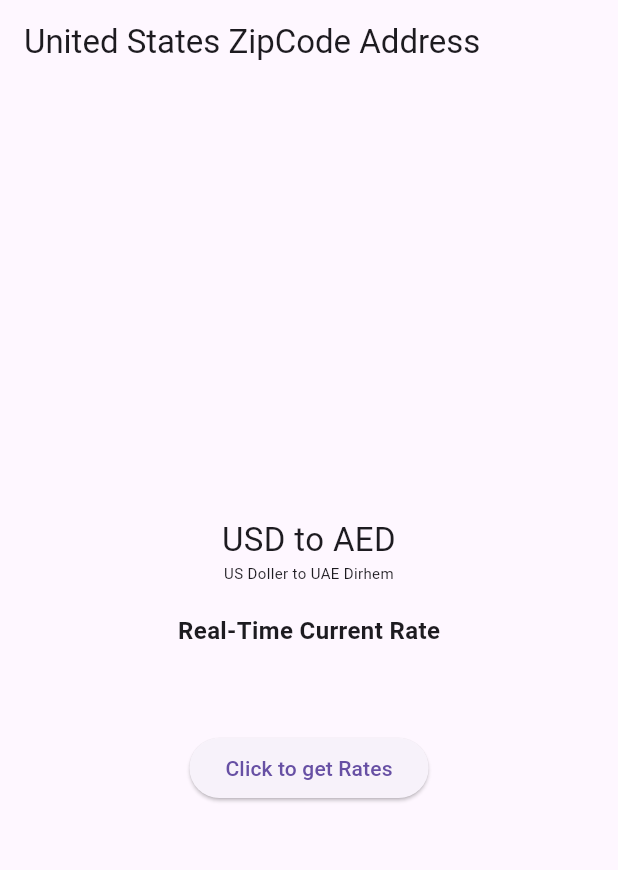
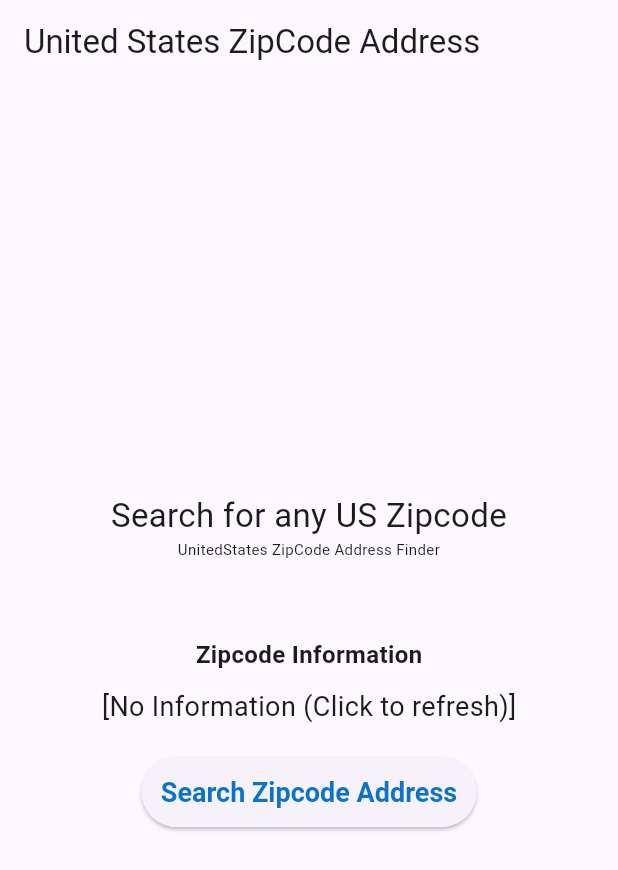
Before and after one commit to XeroDays/unitedstates_zipcode_address_finder, a Flutter app: the screen it shows after launch, on a phone screen of 412 x 824 dp. Shown: the top 870 px of the screen. Run offline on Flutter 3.47's test engine with Material 3 defaults, Android fonts, the phone set to English and light mode, and no system bars.

Commit message:
example flutter app fixed

```diff
--- a/example/lib/main.dart
+++ b/example/lib/main.dart
@@ -1,12 +1,13 @@
+import 'dart:math';
 import 'package:flutter/material.dart';
-import 'package:usa_zipcode_address/usa_zipcode_address.dart';
+import 'package:usa_zipcode_address_finder/usa_zipcode_address.dart';
 
 void main() {
   runApp(const MyApp());
 }
 
 class MyApp extends StatelessWidget {
-  const MyApp({Key? key}) : super(key: key);
+  const MyApp({super.key});
 
   @override
   Widget build(BuildContext context) {
@@ -15,6 +16,7 @@ class MyApp extends StatelessWidget {
       theme: ThemeData(
         primarySwatch: Colors.blue,
       ),
+      themeMode: ThemeMode.system,
       home: const Home(),
     );
   }
@@ -28,7 +30,20 @@ class Home extends StatefulWidget {
 }
 
 class _HomeState extends State<Home> {
-  String rates = "";
+  //list of tempororray zipcodes
+  List<String> zipcodes = [
+    "66541",
+    "54433",
+    "66542",
+    "55421",
+    "66543",
+    "72122",
+    "55424",
+    "62345",
+  ];
+
+  String randomZipCode = "";
+  String zipcodeInformation = "[No Information (Click to refresh)]";
   bool isLoading = false;
   @override
   Widget build(BuildContext context) {
@@ -43,14 +58,14 @@ class _HomeState extends State<Home> {
           SizedBox(
               width: size.width,
               child: const Text(
-                "USD to AED",
+                "Search for any US Zipcode",
                 textAlign: TextAlign.center,
                 style: TextStyle(fontSize: 22),
               )),
           SizedBox(
               width: size.width,
               child: const Text(
-                "US Doller to UAE Dirhem",
+                "UnitedStates ZipCode Address Finder",
                 textAlign: TextAlign.center,
                 style: TextStyle(fontSize: 10),
               )),
@@ -59,14 +74,20 @@ class _HomeState extends State<Home> {
               ? const CircularProgressIndicator()
               : Column(
                   children: [
+                    const SizedBox(height: 3),
+                    Text(
+                      randomZipCode.toString(),
+                      style: const TextStyle(
+                          fontSize: 20, fontWeight: FontWeight.bold),
+                    ),
                     const Text(
-                      "Real-Time Current Rate",
+                      "Zipcode Information",
                       style:
                           TextStyle(fontSize: 16, fontWeight: FontWeight.bold),
                     ),
                     const SizedBox(height: 10),
                     Text(
-                      rates,
+                      zipcodeInformation,
                       style: const TextStyle(
                           fontSize: 18, fontWeight: FontWeight.normal),
                     ),
@@ -78,18 +99,41 @@ class _HomeState extends State<Home> {
                 setState(() {
                   isLoading = true;
                 });
-                CurrencyRate rate =
-                    await USAZipCodeAddressFinder.convertCurrency("USD", "AED", 1);
 
-                setState(() {
-                  print(rate.message);
-                  rates = "1 USD  =  ${rate.result} AED";
-                  isLoading = false;
-                });
+                //select random zipcode from the list
+                Random random = Random();
+                randomZipCode = zipcodes[random.nextInt(zipcodes.length)];
+
+                ZipCodeLocation objec =
+                    await USAZipCodeAddressFinder.searchZipcode(randomZipCode);
+                updateScreen(objec);
               },
-              child: Text("Click to get Rates")),
+              //set font size to be 20
+              style: ButtonStyle(
+                foregroundColor:
+                    WidgetStateProperty.all(Color.fromARGB(255, 12, 115, 199)),
+                padding: WidgetStateProperty.all(const EdgeInsets.all(13)),
+                textStyle: WidgetStateProperty.all(
+                    const TextStyle(fontSize: 18, fontWeight: FontWeight.bold)),
+              ),
+              child: const Text("Search Zipcode Address")),
         ],
       ),
     );
   }
+
+  void updateScreen(ZipCodeLocation objec) {
+    setState(() {
+      zipcodeInformation = "";
+      zipcodeInformation += "ZipCode : ${objec.zipCode}\n";
+      zipcodeInformation += "City : ${objec.city}\n";
+      zipcodeInformation += "State Code : ${objec.stateCode}\n";
+      zipcodeInformation += "State Name : ${objec.stateName}\n";
+      zipcodeInformation += "Local Name : ${objec.localName}\n";
+      zipcodeInformation += "Address : ${objec.address}\n";
+      zipcodeInformation += "Area Code : ${objec.areaCode}\n";
+
+      isLoading = false;
+    });
+  }
 }
--- a/example/pubspec.yaml
+++ b/example/pubspec.yaml
@@ -9,7 +9,7 @@ dependencies:
   flutter:
     sdk: flutter
 
-  usa_zipcode_address:
+  usa_zipcode_address_finder:
     path: ../
 
   cupertino_icons: ^1.0.6
--- a/lib/src/usa_zipcodes.dart
+++ b/lib/src/usa_zipcodes.dart
@@ -4,7 +4,6 @@ import 'dart:async';
 import 'dart:convert';
 import 'dart:io';
 import 'package:http/http.dart' as http;
-
 
 class MyHttpOverrides extends HttpOverrides {
   @override
@@ -15,38 +14,24 @@ class MyHttpOverrides extends HttpOverrides {
   }
 }
 
+class USAZipCodeAddressFinder {
+  static const String _baseUrl = 'https://api.softasium.com/api/ZipApi?hash=';
 
-class USAZipCodeAddressFinder {
-  static const String _baseUrl = 'https://api.softasium.com/Currency';
-
-  static bool _healthCheck = false;
-
-  /// Convert Currency
-  /// currentCurrency: Currency Code you want to transfer from : USD
-  /// toCurrency: Currency Code you want to transfer to : CAD
-  /// price: Amount of currency you want to calucalte Forexample : 1
-  static Future<CurrencyRate> convertCurrency(
-
-      String currentCurrency, String toCurrency, double price,
+  /// Search ZipCode on United states and get the location details of the zipcode
+  /// [zipCode] is the zipcode of the location
+  /// [timeOutSeconds] is the time out for the request
+  /// return [ZipCodeLocation] object
+  static Future<ZipCodeLocation> searchZipcode(String zipCode,
       {int? timeOutSeconds}) async {
-        HttpOverrides.global = MyHttpOverrides();
-    final uri = Uri.parse('$_baseUrl/$currentCurrency/$toCurrency/$price');
+    HttpOverrides.global = MyHttpOverrides();
+    final uri = Uri.parse('$_baseUrl$zipCode');
     final headers = {
       "Authorization": "iamsyedidrees",
       "Accept": "*/*",
     };
 
     try {
-      if (!_healthCheck) {
-        http.Response statusHealthResponse = await http.post(
-          Uri.parse('$_baseUrl/health'),
-          headers: headers,
-        );
-        if (statusHealthResponse.statusCode == 200) {
-          _healthCheck = true;
-        }
-      }
-
+      print(uri.toString());
       //if timeout is not null then add timeout else without timeout post request
       http.Response response = timeOutSeconds != null
           ? await http
@@ -69,42 +54,79 @@ class USAZipCodeAddressFinder {
       String responseBody = response.body;
       if (statusCode == 200) {
         Map<String, dynamic> data = jsonDecode(responseBody.toString());
-        return CurrencyRate.fromSnapshot(data);
+        return ZipCodeLocation.fromSnapshot(data);
       } else if (statusCode == 300) {
-        return CurrencyRate(
+        return ZipCodeLocation(
             message: "No Internet connected, or Weak Internet : $statusCode",
             status: false,
-            result: 0);
+            zipCode: zipCode,
+            stateCode: "",
+            stateName: "",
+            city: "",
+            localName: "",
+            address: "",
+            areaCode: "");
       } else {
-        return CurrencyRate(
+        return ZipCodeLocation(
             message: "Not Authorized. Return with Reponse code : $statusCode",
             status: false,
-            result: 0);
+            zipCode: zipCode,
+            stateCode: "",
+            stateName: "",
+            city: "",
+            localName: "",
+            address: "",
+            areaCode: "");
       }
     } catch (e) {
       print("Error : $e");
-      return CurrencyRate(
+      return ZipCodeLocation(
           message:
               "Error  :  Failed hitting api, Unable to connect to the server. or Server not available/active. Please Try again later!",
           status: false,
-          result: 0);
+          zipCode: zipCode,
+          stateCode: "",
+          stateName: "",
+          city: "",
+          localName: "",
+          address: "",
+          areaCode: "");
     }
   }
 }
 
-class CurrencyRate {
-  late String message;
-  late bool status;
-  late double result;
-  CurrencyRate({
-    required this.message,
-    required this.status,
-    required this.result,
+class ZipCodeLocation {
+  late String zipCode;
+  late String stateCode;
+  late String stateName;
+  late String city;
+  late String localName;
+  late String address;
+  late String areaCode;
+  String? message;
+  bool? status;
+
+  ZipCodeLocation({
+    required this.zipCode,
+    required this.stateCode,
+    required this.stateName,
+    required this.city,
+    required this.localName,
+    required this.address,
+    required this.areaCode,
+    this.message,
+    this.status,
   });
 
-  CurrencyRate.fromSnapshot(Map<String, dynamic> map) {
-    message = map["message"];
-    status = map["status"];
-    result = map["result"];
+  ZipCodeLocation.fromSnapshot(Map<String, dynamic> map) {
+    zipCode = map['zip_code'];
+    stateCode = map['state_code'];
+    stateName = map['state_name'];
+    city = map['city'];
+    localName = map['local_name'];
+    address = map['address'];
+    areaCode = map['area_code'];
+    message = map['message'];
+    status = map['status'];
   }
 }
```
Also changed, not shown: example/pubspec.lock, 2 other files.
